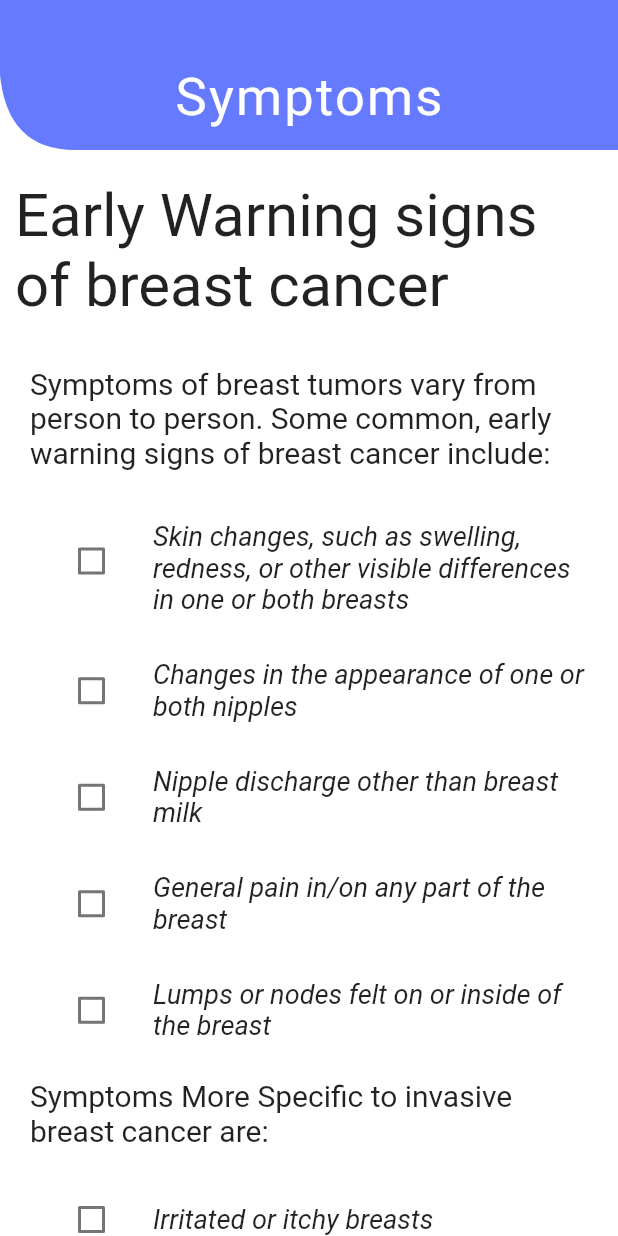
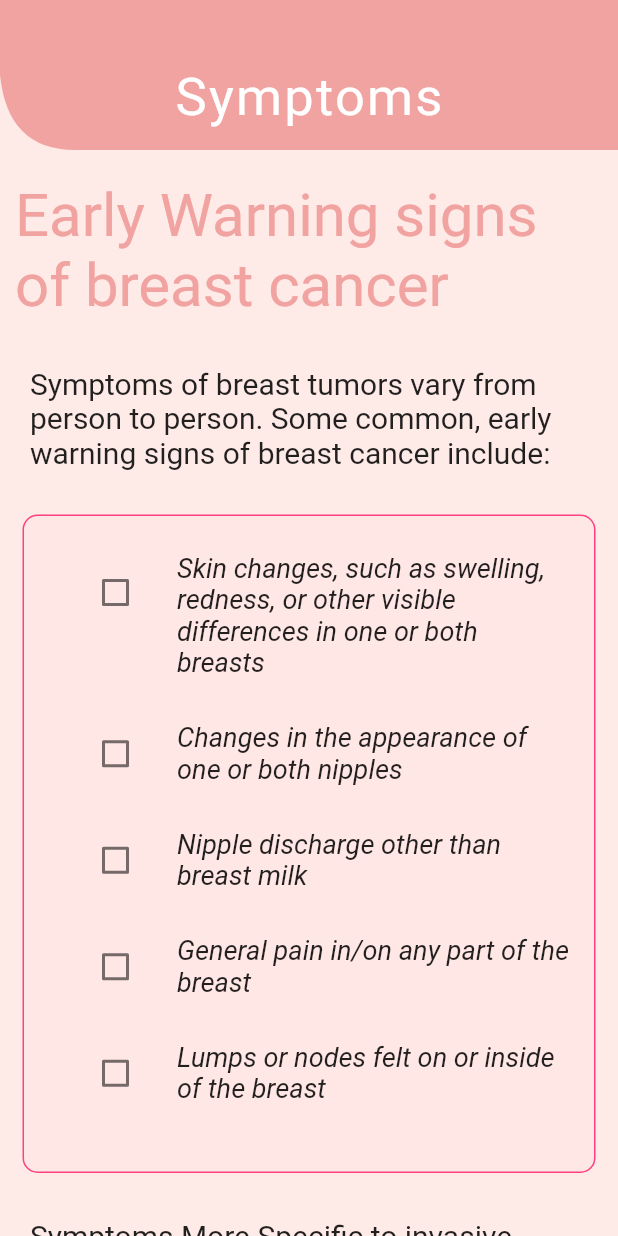
Before and after one commit to ParthPandey2236/Healthx, a Flutter app: the Symptoms screen opened directly, on a phone screen of 412 x 824 dp. Run offline on Flutter 3.47's test engine with Material 2 defaults, Android fonts, the light colour scheme and no system bars; our stand-ins replace cloud_firestore, eva_icons_flutter, firebase_auth, firebase_core, shared_preferences; accounts and stored records are empty.

Commit message:
Update SymptomsPage.dart

```diff
--- a/lib/SymptomsPage.dart
+++ b/lib/SymptomsPage.dart
@@ -20,10 +20,11 @@ class _SymptomsState extends State<Symptoms> {
   Widget build(BuildContext context) {
     return Scaffold(
       body: Container(
+        //padding: EdgeInsets.only(left:40),
         width: MediaQuery.of(context).size.width,
         height: MediaQuery.of(context).size.height,
         decoration: BoxDecoration(
-          color: Colors.white,
+          color: Color(0xfffeebe7),
         ),
         child: SingleChildScrollView(
           child: Column(
@@ -43,7 +44,7 @@ class _SymptomsState extends State<Symptoms> {
                           letterSpacing: 1.5),
                     ),
                   ),
-                  color: Color(0xff667aff),
+                  color: Color(0xfff1a3a1),
                 ),
               ),
               SizedBox(
@@ -53,7 +54,7 @@ class _SymptomsState extends State<Symptoms> {
                 padding: EdgeInsets.fromLTRB(10, 0, 10, 0),
                 child: Text(
                   'Early Warning signs of breast cancer',
-                  style: TextStyle(fontSize: 40),
+                  style: TextStyle(fontSize: 40,color: Color(0xfff1a3a1)),
                 ),
               ),
               SizedBox(height: 30),
@@ -67,6 +68,16 @@ class _SymptomsState extends State<Symptoms> {
                 ),
               ),
               SizedBox(height: 30),
+              Container(
+                padding: EdgeInsets.only(top: 20, bottom: 20),
+                width: MediaQuery.of(context).size.width-30,
+                decoration: BoxDecoration(
+                  borderRadius: BorderRadius.all(Radius.circular(10)),
+                  border: Border.all(color: Colors.pinkAccent),
+                  color: Color.fromRGBO(255, 192, 203, 0.1),
+                ),
+                child: Column(
+                  children: [
                     CustomText(
                         text:
                             'Skin changes, such as swelling, redness, or other visible differences in one or both breasts\n',
@@ -83,7 +94,11 @@ class _SymptomsState extends State<Symptoms> {
                     CustomText(
                         text: 'Lumps or nodes felt on or inside of the breast\n',
                         value: false),
-              //SizedBox(height :30),
+                  ],
+                ),
+              ),
+
+              SizedBox(height :30),
               Container(
                 padding: EdgeInsets.fromLTRB(20, 0, 10, 0),
                 child: Text(
@@ -92,6 +107,16 @@ class _SymptomsState extends State<Symptoms> {
                 ),
               ),
               SizedBox(height: 30),
+              Container(
+                padding: EdgeInsets.only(top: 20, bottom: 20),
+                width: MediaQuery.of(context).size.width-30,
+                decoration: BoxDecoration(
+                  borderRadius: BorderRadius.all(Radius.circular(10)),
+                  border: Border.all(color: Colors.pinkAccent),
+                  color: Color.fromRGBO(255, 192, 203, 0.1),
+                ),
+                child: Column(
+                  children: [
                     CustomText(text: 'Irritated or itchy breasts\n', value: false),
                     CustomText(text: 'Change in breast color\n', value: false),
                     CustomText(
@@ -109,6 +134,10 @@ class _SymptomsState extends State<Symptoms> {
                         text:
                         'Redness or pitting of the breast skin (like the skin of an orange) ',
                         value: false),
+                  ],
+                ),
+              ),
+
 
               SizedBox(
                 height: 30,
@@ -117,7 +146,8 @@ class _SymptomsState extends State<Symptoms> {
                 padding: EdgeInsets.fromLTRB(10, 0, 10, 0),
                 child: Text(
                   'Ductal carcinoma symptoms',
-                  style: TextStyle(fontSize: 40),
+                  style: TextStyle(fontSize: 40,color: Color(0xfff1a3a1)),
+
                 ),
               ),
               SizedBox(height: 30),
@@ -133,7 +163,7 @@ class _SymptomsState extends State<Symptoms> {
                 padding: EdgeInsets.fromLTRB(10, 0, 10, 0),
                 child: Text(
                   'Lobular carcinoma symptoms',
-                  style: TextStyle(fontSize: 40),
+                  style: TextStyle(fontSize: 40,color: Color(0xfff1a3a1)),
                 ),
               ),
               SizedBox(height: 30),
@@ -149,7 +179,7 @@ class _SymptomsState extends State<Symptoms> {
                 padding: EdgeInsets.fromLTRB(10, 0, 10, 0),
                 child: Text(
                   'Inflammatory breast cancer symptoms',
-                  style: TextStyle(fontSize: 40),
+                  style: TextStyle(fontSize: 40,color: Color(0xfff1a3a1)),
                 ),
               ),
               SizedBox(height: 30),
@@ -161,6 +191,16 @@ class _SymptomsState extends State<Symptoms> {
                 ),
               ),
               SizedBox(height: 30),
+              Container(
+                padding: EdgeInsets.only(top: 20, bottom: 20),
+                width: MediaQuery.of(context).size.width-30,
+                decoration: BoxDecoration(
+                  borderRadius: BorderRadius.all(Radius.circular(10)),
+                  border: Border.all(color: Colors.pinkAccent),
+                  color: Color.fromRGBO(255, 192, 203, 0.1),
+                ),
+                child: Column(
+                  children: [
                     CustomText(
                         text:
                             'Red, swollen, itchy breast that is tender to the touch\n',
@@ -187,6 +227,10 @@ class _SymptomsState extends State<Symptoms> {
                     CustomText(
                         text: 'Symptoms unresolved after a course of antibiotics',
                         value: false),
+                  ],
+                ),
+              ),
+
               SizedBox(height: 30),
               Container(
                 padding: EdgeInsets.fromLTRB(20, 0, 10, 0),
@@ -202,10 +246,20 @@ class _SymptomsState extends State<Symptoms> {
                 padding: EdgeInsets.fromLTRB(10, 0, 10, 0),
                 child: Text(
                   'Male breast cancer symptoms',
-                  style: TextStyle(fontSize: 40),
+                  style: TextStyle(fontSize: 40,color: Color(0xfff1a3a1)),
                 ),
               ),
               SizedBox(height: 30),
+              Container(
+                padding: EdgeInsets.only(top: 20, bottom: 20),
+                width: MediaQuery.of(context).size.width-30,
+                decoration: BoxDecoration(
+                  borderRadius: BorderRadius.all(Radius.circular(10)),
+                  border: Border.all(color: Colors.pinkAccent),
+                  color: Color.fromRGBO(255, 192, 203, 0.1),
+                ),
+                child: Column(
+                  children: [
                     CustomText(
                         text: 'Lumps in the breast, usually painless\n',
                         value: false),
@@ -216,28 +270,32 @@ class _SymptomsState extends State<Symptoms> {
                         value: false),
                     CustomText(
                         text: 'Discharge of fluid from the nipples\n', value: false),
-              SizedBox(height: 10),
-              Container(
-                //padding: EdgeInsets.fromLTRB(0, 0, 0, 0),
-                child: FlatButton(
+                  ],
+                ),
+              ),
+
+              SizedBox(height: 20),
+              FlatButton(
                 onPressed: () {
                   chooseGenderDialog(context);
                 },
-                  color: Color(0xff667aff),
+                color: Color(0xfffeebe7),
                 child: Container(
+                  padding: EdgeInsets.fromLTRB(20, 20, 20, 20),
                   child: Text(
                     'Make a Prediction',
                     style: TextStyle(
-                        color: Colors.white,
+                      color: Color(0xfff1a3a1),
                       fontSize: 20,
                       fontWeight: FontWeight.bold,
                       letterSpacing: 1.5,
                     ),
                   ),
                 ),
+                shape: RoundedRectangleBorder(
+                  borderRadius: BorderRadius.all(Radius.circular(30)),
+                  side:BorderSide(color: Color(0xfff1a3a1),width: 2.5),
                 ),
-                height: 50,
-                width: 200,
               ),
               SizedBox(height: 80),
             ],
@@ -351,6 +409,7 @@ chooseGenderDialog(BuildContext context) {
       "Cancel",
       style: TextStyle(
         fontSize: 20,
+        color: Color(0xfff1a3a1),
       ),
     ),
     onPressed: () {
@@ -363,6 +422,7 @@ chooseGenderDialog(BuildContext context) {
       "Male",
       style: TextStyle(
         fontSize: 20,
+        color: Color(0xfff1a3a1),
       ),
     ),
     onPressed: () {
@@ -375,6 +435,7 @@ chooseGenderDialog(BuildContext context) {
       "Female",
       style: TextStyle(
         fontSize: 20,
+        color: Color(0xfff1a3a1),
       ),
     ),
     onPressed: () {
@@ -388,6 +449,7 @@ chooseGenderDialog(BuildContext context) {
       "Others",
       style: TextStyle(
         fontSize: 20,
+        color: Color(0xfff1a3a1),
       ),
     ),
     onPressed: () {
@@ -421,6 +483,7 @@ calculatePrediction(BuildContext context, String text) {
       "OK",
       style: TextStyle(
         fontSize: 20,
+        color: Color(0xfff1a3a1),
       ),
     ),
     onPressed: () {
```
Lines whose indentation alone changed are shown as unchanged.
